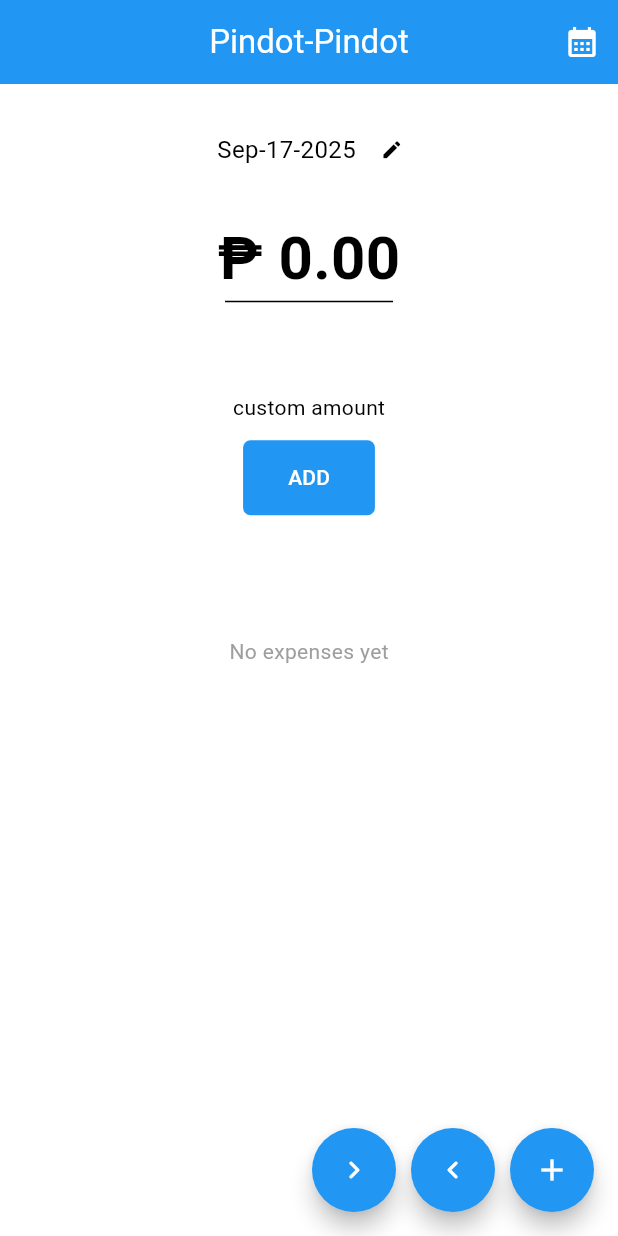
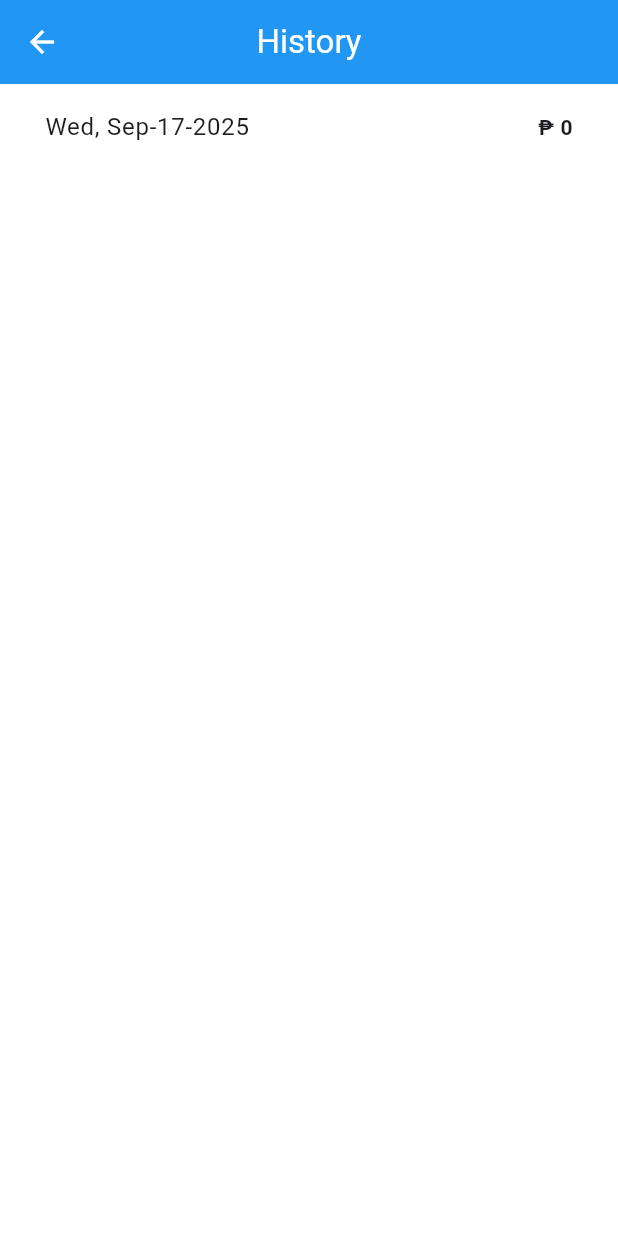
Before and after one commit to p-ragudo/Stupid-Simple-Expense-Tracker, a Flutter app: the screen it shows after launch, after a tap on the "calendar month" icon, on a phone screen of 412 x 824 dp. Run offline on Flutter 3.47's test engine with Material 3 defaults, Android fonts, the light colour scheme and no system bars; our stand-ins replace shared_preferences.

Commit message:
history screen v.1

```diff
--- /dev/null
+++ b/lib/FloatyButton.dart
@@ -0,0 +1,29 @@
+import 'package:flutter/material.dart';
+
+class FloatyButton extends StatelessWidget {
+  final VoidCallback func;
+  final Icon icon;
+  final String heroTag;
+
+
+  const FloatyButton({
+    super.key,
+    required this.func,
+    required this.icon,
+    required this.heroTag,
+  });
+
+  @override
+  Widget build(BuildContext context) {
+    return FloatingActionButton(
+      heroTag: heroTag,
+      onPressed: func,
+      backgroundColor: Colors.blue,
+      foregroundColor: Colors.white,
+      shape: RoundedRectangleBorder(
+        borderRadius: BorderRadius.circular(100),
+      ),
+      child: icon,
+    );
+  }
+}
--- /dev/null
+++ b/lib/history.dart
@@ -0,0 +1,101 @@
+import 'dart:convert';
+import 'package:flutter/material.dart';
+import 'package:shared_preferences/shared_preferences.dart';
+import 'record.dart';
+
+class History extends StatefulWidget {
+  const History({super.key});
+
+  @override
+  State<History> createState() => _HistoryState();
+}
+
+class _HistoryState extends State<History> {
+  List<Record> records = [];
+
+  @override
+  void initState() {
+    super.initState();
+    _loadRecords();
+  }
+
+  Future<void> _loadRecords() async {
+    final prefs = await SharedPreferences.getInstance();
+    final keys = prefs.getKeys();
+
+    // Filter only records (skip templates/expenses)
+    final recordKeys = keys.where((key) => key.startsWith("dateID_"));
+
+    final loadedRecords = recordKeys.map((key) {
+      final jsonStr = prefs.getString(key);
+      if (jsonStr == null) return null;
+      return Record.fromJson(jsonDecode(jsonStr));
+    }).whereType<Record>().toList();
+
+    // Sort newest first
+    loadedRecords.sort((a, b) => b.id.compareTo(a.id));
+
+    setState(() {
+      records = loadedRecords;
+    });
+  }
+
+  @override
+  Widget build(BuildContext context) {
+    return Scaffold(
+      backgroundColor: Colors.white,
+      appBar: AppBar(
+        centerTitle: true,
+        title: Text("History", style: TextStyle(color: Colors.white)),
+        backgroundColor: Colors.blue,
+        iconTheme: IconThemeData(
+          color: Colors.white,
+        ),
+      ),
+      body: ListView.separated(
+        itemCount: records.length,
+        separatorBuilder: (context, index) => const Padding(
+          padding: EdgeInsets.only(left: 25, right: 25, top: 8), // horizontal + top
+          child: Divider(
+            thickness: 0.3,   // actual line thickness
+            height: 20,       // vertical space (creates gap above/below)
+            color: Colors.black,
+          ),
+        ),
+        itemBuilder: (context, index) {
+          final record = records[index];
+          final displayLabel = record.label.isNotEmpty
+              ? record.label
+              : record.id.replaceFirst("dateID_", "");
+
+          return ExpansionTile(
+            tilePadding: const EdgeInsets.symmetric(horizontal: 30),
+            title: Text(displayLabel),
+            trailing: Text(
+              "₱ ${record.total.toStringAsFixed(0)}",
+              style: const TextStyle(
+                fontWeight: FontWeight.bold,
+                fontSize: 14,
+              ),
+            ),
+            children: record.expenses.entries.map((entry) {
+              return Padding(
+                padding: const EdgeInsets.symmetric(horizontal: 32, vertical: 4),
+                child: Row(
+                  mainAxisAlignment: MainAxisAlignment.spaceBetween,
+                  children: [
+                    Text(entry.key, style: const TextStyle(color: Colors.black54, fontWeight: FontWeight.bold)),
+                    Text(
+                      "₱ ${entry.value.toStringAsFixed(0)}",
+                      style: const TextStyle(color: Colors.black87),
+                    ),
+                  ],
+                ),
+              );
+            }).toList(),
+          );
+        },
+      ),
+    );
+  }
+}
--- a/lib/home.dart
+++ b/lib/home.dart
@@ -1,9 +1,11 @@
 import 'dart:convert';
 import 'package:flutter/material.dart';
 import 'package:intl/intl.dart';
+import 'FloatyButton.dart';
 import 'expense.dart';
 import 'expense_card.dart';
 import 'package:shared_preferences/shared_preferences.dart';
+import 'history.dart';
 import 'record.dart';
 import 'package:uuid/uuid.dart';
 
@@ -39,7 +41,7 @@ class _HomeState extends State<Home> {
   }
 
   void _initDate() async {
-    final todayId = "$dateIDPrefix${DateFormat("MMM-dd-yyyy").format(
+    final todayId = "$dateIDPrefix${DateFormat("EEE, MMM-dd-yyyy").format(
         DateTime.now())}";
     String? savedDateStateID = widget.prefs.getString('savedDateStateID');
 
@@ -112,7 +114,10 @@ class _HomeState extends State<Home> {
           IconButton(
             icon: Icon(Icons.calendar_month),
             onPressed: () {
-              // TO DO
+              Navigator.push(
+                context,
+                MaterialPageRoute(builder: (context) => History())
+              );
             },
             color: Colors.white,
           ),
@@ -122,6 +127,7 @@ class _HomeState extends State<Home> {
         mainAxisAlignment: MainAxisAlignment.end,
         children: [
           FloatyButton(
+            heroTag: "redoFab",
               func: () {
                 debugPrint("redo");
               },
@@ -129,6 +135,7 @@ class _HomeState extends State<Home> {
           ),
           SizedBox(width: floatingButtonsSpacing),
           FloatyButton(
+              heroTag: "undoFab",
               func: () {
                 debugPrint("undo");
               },
@@ -136,6 +143,7 @@ class _HomeState extends State<Home> {
           ),
           SizedBox(width: floatingButtonsSpacing),
           FloatyButton(
+              heroTag: "addFab",
               func: _addTemplate,
               icon: Icon(Icons.add)
           ),
@@ -308,13 +316,13 @@ class _HomeState extends State<Home> {
 
                 if (result != null && result.isNotEmpty) {
                   setState(() {
-                    record.expenses[result[0]] = double.parse(result[1]);
-                    record.total += double.parse(result[1]);
+                    final amount = double.parse(result[1]);
                     record.expenses.update(
-                        result[0],
-                            (value) => value + double.parse(result[1]),
-                        ifAbsent: () => double.parse(result[1])
+                      result[0],
+                          (value) => value + amount,
+                      ifAbsent: () => amount,
                     );
+                    record.total += amount;
                   });
                 }
 
@@ -423,28 +431,3 @@ class _HomeState extends State<Home> {
     }
   }
 }
-
-class FloatyButton extends StatelessWidget {
-  final VoidCallback func;
-  final Icon icon;
-
-
-  const FloatyButton({
-    super.key,
-    required this.func,
-    required this.icon
-  });
-
-  @override
-  Widget build(BuildContext context) {
-    return FloatingActionButton(
-      onPressed: func,
-      backgroundColor: Colors.blue,
-      foregroundColor: Colors.white,
-      shape: RoundedRectangleBorder(
-        borderRadius: BorderRadius.circular(100),
-      ),
-      child: icon,
-    );
-  }
-}
```
